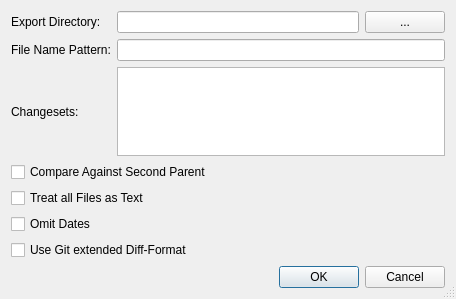
Old version of the form Plugins/VcsPlugins/vcsMercurial/HgExportDialog.ui in the repository testmana2/test.
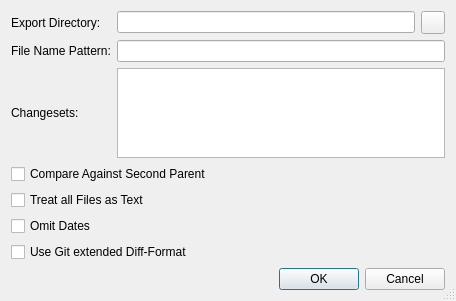
New version of the form.

Commit message: Changed all the file or directory selection buttons to QToolButton and gave them an icon.

What changed in the file:
```diff
--- a/Plugins/VcsPlugins/vcsMercurial/HgExportDialog.ui
+++ b/Plugins/VcsPlugins/vcsMercurial/HgExportDialog.ui
@@ -7,7 +7,7 @@
     <x>0</x>
     <y>0</y>
     <width>456</width>
-    <height>299</height>
+    <height>301</height>
    </rect>
   </property>
   <property name="windowTitle">
@@ -29,16 +29,6 @@
      <item row="0" column="1">
       <widget class="QLineEdit" name="directoryEdit"/>
      </item>
-     <item row="0" column="2">
-      <widget class="QPushButton" name="directoryButton">
-       <property name="toolTip">
-        <string>Press to select the export directory via a directory selection dialog</string>
-       </property>
-       <property name="text">
-        <string notr="true">...</string>
-       </property>
-      </widget>
-     </item>
      <item row="1" column="0">
       <widget class="QLabel" name="label_2">
        <property name="text">
@@ -89,6 +79,13 @@
        </property>
       </widget>
      </item>
+     <item row="0" column="2">
+      <widget class="QToolButton" name="directoryButton">
+       <property name="toolTip">
+        <string>Press to select the export directory via a directory selection dialog</string>
+       </property>
+      </widget>
+     </item>
     </layout>
    </item>
    <item>
```
The commit also changes 127 other files.
